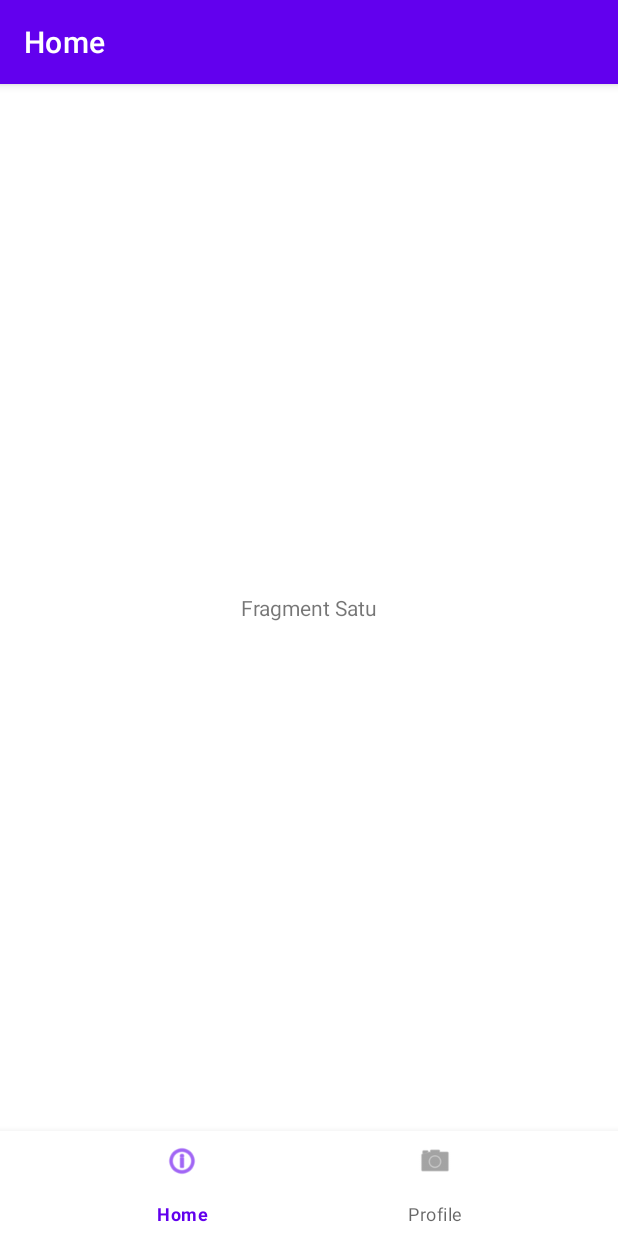
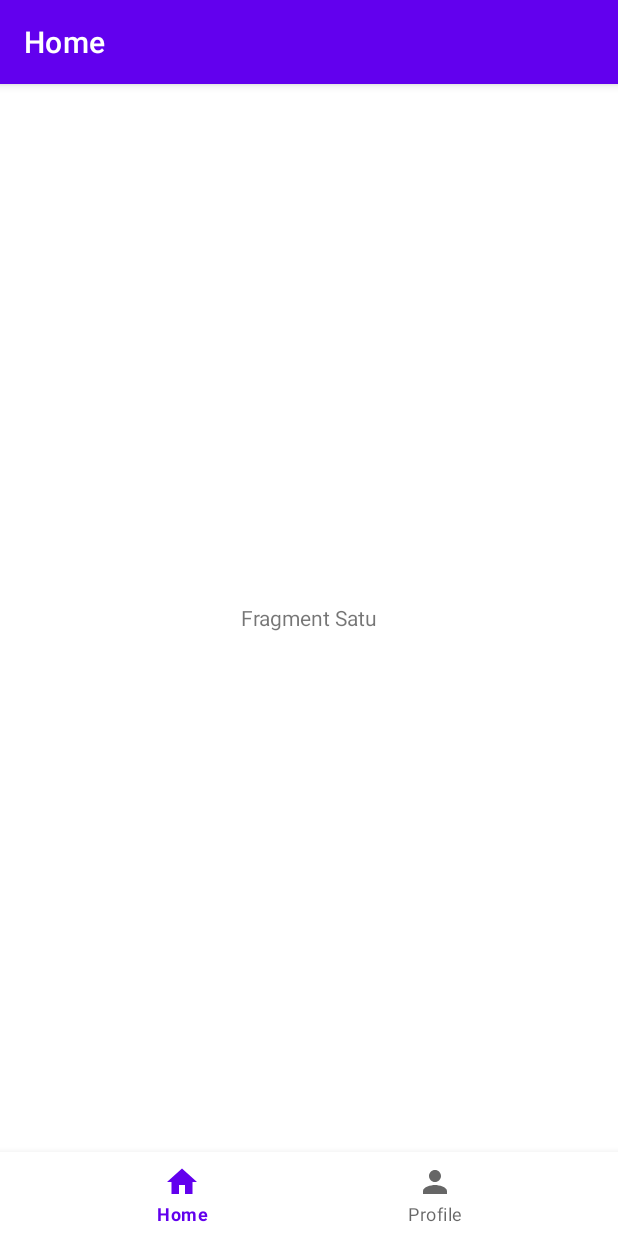
Before and after one commit to Dicky-27/CarePlus, an Android app: the screen it shows after launch once a user with an empty profile is signed in (HomeTabBarActivity), on a phone screen of 412 x 824 dp. Run offline under Robolectric (Android 15) with nearby library versions, the phone set to English and light mode, and no system bars; our stand-ins replace Firebase (no records; nobody signed in at launch, a user with empty details on screens opened directly).

Commit message:
feat(HomeTabbarActivity): add bottom navigation bar

```diff
--- /dev/null
+++ b/app/src/main/res/drawable/ic_baseline_home_24.xml
@@ -0,0 +1,10 @@
+<vector xmlns:android="http://schemas.android.com/apk/res/android"
+    android:width="24dp"
+    android:height="24dp"
+    android:viewportWidth="24"
+    android:viewportHeight="24"
+    android:tint="?attr/colorControlNormal">
+  <path
+      android:fillColor="@android:color/white"
+      android:pathData="M10,20v-6h4v6h5v-8h3L12,3 2,12h3v8z"/>
+</vector>
--- /dev/null
+++ b/app/src/main/res/drawable/ic_baseline_person_24.xml
@@ -0,0 +1,10 @@
+<vector xmlns:android="http://schemas.android.com/apk/res/android"
+    android:width="24dp"
+    android:height="24dp"
+    android:viewportWidth="24"
+    android:viewportHeight="24"
+    android:tint="?attr/colorControlNormal">
+  <path
+      android:fillColor="@android:color/white"
+      android:pathData="M12,12c2.21,0 4,-1.79 4,-4s-1.79,-4 -4,-4 -4,1.79 -4,4 1.79,4 4,4zM12,14c-2.67,0 -8,1.34 -8,4v2h16v-2c0,-2.66 -5.33,-4 -8,-4z"/>
+</vector>
--- a/app/src/main/res/layout/activity_home_tab_bar.xml
+++ b/app/src/main/res/layout/activity_home_tab_bar.xml
@@ -19,7 +19,7 @@
     <com.google.android.material.bottomnavigation.BottomNavigationView
         android:id="@+id/bottomNavigationView"
         android:layout_width="match_parent"
-        android:layout_height="70dp"
+        android:layout_height="wrap_content"
         app:layout_constraintBottom_toBottomOf="parent"
         app:layout_constraintEnd_toEndOf="parent"
         app:layout_constraintHorizontal_bias="0.5"
--- a/app/src/main/res/menu/navigation.xml
+++ b/app/src/main/res/menu/navigation.xml
@@ -3,12 +3,12 @@
 
     <item
         android:id="@+id/home"
-        android:icon="@android:drawable/ic_menu_info_details"
+        android:icon="@drawable/ic_baseline_home_24"
         android:title="@string/home" />
 
     <item
         android:id="@+id/profile"
-        android:icon="@android:drawable/ic_menu_camera"
+        android:icon="@drawable/ic_baseline_person_24"
         android:title="@string/profile" />
 
 </menu>
```
